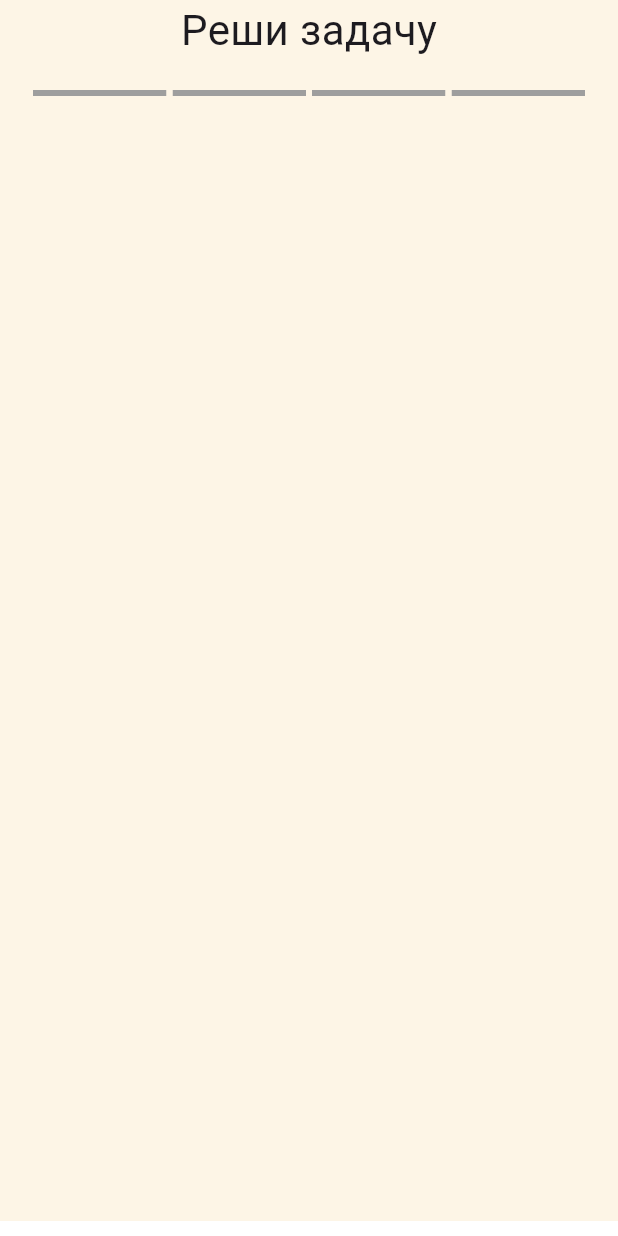
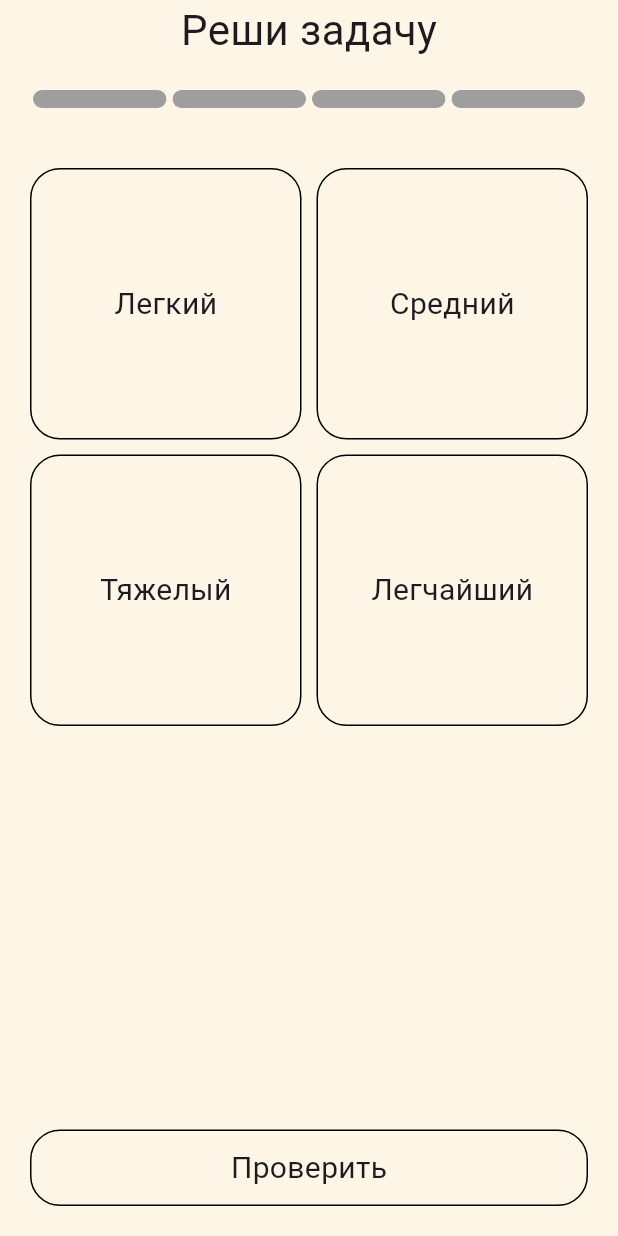
Before and after one commit to nikolay-potehin/umnyashka, a Flutter app: the PickOneLessonScreen screen opened directly, on a phone screen of 412 x 824 dp. Run offline on Flutter 3.47's test engine with Material 3 defaults, Android fonts, the phone set to English and light mode, and no system bars; drawn by our look-alikes of step_progress_indicator; our stand-ins replace get.

Commit message:
adds first lesson

```diff
--- /dev/null
+++ b/lib/core/constants/decorations.dart
@@ -0,0 +1,8 @@
+import 'package:flutter/material.dart';
+
+abstract class UDecorations {
+  static BoxDecoration get outline => BoxDecoration(
+        borderRadius: const BorderRadius.all(Radius.circular(20)),
+        border: Border.all(),
+      );
+}
--- a/lib/core/constants/theme.dart
+++ b/lib/core/constants/theme.dart
@@ -4,4 +4,6 @@ abstract class UTheme {
   static Color get background => const Color.fromRGBO(253, 245, 230, 1);
   static Color get secondary => const Color.fromRGBO(230, 230, 230, 1);
   static Color get primary => const Color.fromRGBO(254, 255, 215, 1);
+
+  static Color get success => const Color.fromRGBO(0, 255, 127, 1);
 }
--- /dev/null
+++ b/lib/data/models/tasks/pick_one.dart
@@ -0,0 +1,17 @@
+import 'package:umnyashka/data/models/tasks/task.dart';
+
+typedef TaskItem = String;
+
+class PickOneTask extends Task {
+  PickOneTask(this.items, this.solution);
+
+  final List<TaskItem> items;
+  final int solution;
+
+  TaskItem? picked;
+
+  void pick(TaskItem item) => picked = item;
+
+  @override
+  bool check() => picked == items[solution];
+}
--- /dev/null
+++ b/lib/data/models/tasks/task.dart
@@ -0,0 +1,3 @@
+abstract class Task {
+  bool check();
+}
--- /dev/null
+++ b/lib/modules/lessons/pick_one/controller.dart
@@ -0,0 +1,40 @@
+import 'package:get/get.dart';
+import 'package:flutter/material.dart';
+import 'package:umnyashka/data/models/tasks/pick_one.dart';
+import 'package:umnyashka/modules/lessons/pick_one/views/success.dart';
+import 'package:umnyashka/modules/lessons/pick_one/views/tasks.dart';
+
+class PickOneController extends GetxController {
+  final tasks = [
+    PickOneTask(['Легкий', 'Средний', 'Тяжелый', 'Легчайший'], 2),
+    PickOneTask(['Легчайший', 'Тяжелый', 'Средний', 'Легкий'], 1),
+    PickOneTask(['Легкий', 'Средний', 'Легчайший', 'Тяжелый'], 3),
+    PickOneTask(['Тяжелый', 'Легчайший', 'Средний', 'Легкий'], 0),
+  ];
+
+  int _curr = 0;
+  int get currentIndex => _curr;
+  List<TaskItem> get currentItems => tasks[_curr].items;
+  TaskItem? get picked => tasks[_curr].picked;
+
+  Widget get view {
+    if (_curr >= tasks.length) return LessonSuccessView(tasksCount: tasks.length);
+    return const LessonTasksView();
+  }
+
+  void pick(TaskItem item) {
+    tasks[_curr].pick(item);
+    update();
+  }
+
+  void check() {
+    if (tasks[_curr].check()) {
+      _next();
+    }
+  }
+
+  void _next() {
+    _curr += 1;
+    update();
+  }
+}
--- a/lib/modules/lessons/pick_one/screen.dart
+++ b/lib/modules/lessons/pick_one/screen.dart
@@ -1,5 +1,6 @@
 import 'package:flutter/material.dart';
-import 'package:step_progress_indicator/step_progress_indicator.dart';
+import 'package:get/get.dart';
+import 'package:umnyashka/modules/lessons/pick_one/controller.dart';
 import 'package:umnyashka/widgets/scaffold.dart';
 
 class PickOneLessonScreen extends StatelessWidget {
@@ -7,22 +8,10 @@ class PickOneLessonScreen extends StatelessWidget {
 
   @override
   Widget build(BuildContext context) {
+    Get.put(PickOneController());
+
     return UScaffold(
-      body: Column(
-        children: [
-          const Text('Реши задачу', style: TextStyle(fontSize: 28)),
-          const Padding(
-            padding: EdgeInsets.all(20),
-            child: StepProgressIndicator(totalSteps: 4),
-          ),
-          Expanded(
-            child: GridView.count(
-              crossAxisCount: 2,
-            ),
-          ),
-          Container(height: 10, color: Colors.white)
-        ],
-      ),
+      body: GetBuilder<PickOneController>(builder: (c) => c.view),
     );
   }
 }
--- /dev/null
+++ b/lib/modules/lessons/pick_one/views/success.dart
@@ -0,0 +1,47 @@
+import 'package:flutter/material.dart';
+import 'package:get/get.dart';
+import 'package:step_progress_indicator/step_progress_indicator.dart';
+import 'package:umnyashka/core/constants/theme.dart';
+import 'package:umnyashka/widgets/button.dart';
+
+class LessonSuccessView extends StatelessWidget {
+  const LessonSuccessView({super.key, required this.tasksCount});
+
+  final int tasksCount;
+
+  @override
+  Widget build(BuildContext context) {
+    return Column(
+      children: [
+        const Text('Реши задачу', style: TextStyle(fontSize: 28)),
+        Padding(
+          padding: const EdgeInsets.symmetric(horizontal: 20, vertical: 20),
+          child: StepProgressIndicator(
+            totalSteps: tasksCount,
+            currentStep: tasksCount,
+            size: 12,
+            selectedColor: UTheme.success,
+            roundedEdges: const Radius.circular(100),
+          ),
+        ),
+        Expanded(
+          child: Center(
+            child: Column(
+              mainAxisSize: MainAxisSize.min,
+              children: [
+                Icon(Icons.verified, size: 120, color: UTheme.success),
+                const SizedBox(height: 20),
+                const Text('Молодец!', style: TextStyle(fontSize: 28)),
+              ],
+            ),
+          ),
+        ),
+        UButton(
+          margin: const EdgeInsets.all(20),
+          onTap: () => Get.back(),
+          child: const Text('Домой', style: TextStyle(fontSize: 20)),
+        ),
+      ],
+    );
+  }
+}
--- /dev/null
+++ b/lib/modules/lessons/pick_one/views/tasks.dart
@@ -0,0 +1,79 @@
+import 'package:flutter/material.dart';
+import 'package:get/get.dart';
+import 'package:step_progress_indicator/step_progress_indicator.dart';
+import 'package:umnyashka/core/constants/theme.dart';
+import 'package:umnyashka/data/models/tasks/pick_one.dart';
+import 'package:umnyashka/modules/lessons/pick_one/controller.dart';
+import 'package:umnyashka/widgets/button.dart';
+
+class LessonTasksView extends StatelessWidget {
+  const LessonTasksView({super.key});
+
+  @override
+  Widget build(BuildContext context) {
+    return GetBuilder<PickOneController>(builder: (c) {
+      return Column(
+        children: [
+          const Text('Реши задачу', style: TextStyle(fontSize: 28)),
+          Padding(
+            padding: const EdgeInsets.symmetric(horizontal: 20, vertical: 20),
+            child: StepProgressIndicator(
+              totalSteps: c.tasks.length,
+              currentStep: c.currentIndex,
+              size: 12,
+              selectedColor: UTheme.success,
+              roundedEdges: const Radius.circular(100),
+            ),
+          ),
+          Expanded(
+            child: GridView.count(
+              mainAxisSpacing: 10,
+              crossAxisSpacing: 10,
+              shrinkWrap: true,
+              padding: const EdgeInsets.all(20),
+              crossAxisCount: 2,
+              children: c.currentItems
+                  .map((item) => _ItemCard(
+                        item: item,
+                        onTap: () => c.pick(item),
+                      ))
+                  .toList(),
+            ),
+          ),
+          UButton(
+            margin: const EdgeInsets.all(20),
+            onTap: c.check,
+            child: const Text('Проверить', style: TextStyle(fontSize: 20)),
+          ),
+        ],
+      );
+    });
+  }
+}
+
+class _ItemCard extends StatelessWidget {
+  const _ItemCard({required this.item, required this.onTap});
+
+  final TaskItem item;
+  final VoidCallback onTap;
+
+  @override
+  Widget build(BuildContext context) {
+    return GetBuilder<PickOneController>(builder: (c) {
+      final checked = c.picked == item;
+      return GestureDetector(
+        onTap: onTap,
+        child: Container(
+          decoration: BoxDecoration(
+            borderRadius: const BorderRadius.all(Radius.circular(20)),
+            color: checked ? UTheme.success.withAlpha(125) : Colors.transparent,
+            border: Border.all(),
+          ),
+          child: Center(
+            child: Text(item, style: const TextStyle(fontSize: 20)),
+          ),
+        ),
+      );
+    });
+  }
+}
--- /dev/null
+++ b/lib/widgets/button.dart
@@ -0,0 +1,31 @@
+import 'package:flutter/material.dart';
+import 'package:umnyashka/core/constants/decorations.dart';
+
+class UButton extends StatelessWidget {
+  const UButton({
+    super.key,
+    required this.onTap,
+    required this.child,
+    this.width,
+    this.margin,
+  });
+
+  final VoidCallback onTap;
+  final Widget child;
+  final double? width;
+  final EdgeInsets? margin;
+
+  @override
+  Widget build(BuildContext context) {
+    return GestureDetector(
+      onTap: onTap,
+      child: Container(
+        width: width ?? double.infinity,
+        margin: margin,
+        padding: const EdgeInsets.symmetric(horizontal: 20, vertical: 10),
+        decoration: UDecorations.outline,
+        child: Center(child: child),
+      ),
+    );
+  }
+}
```
